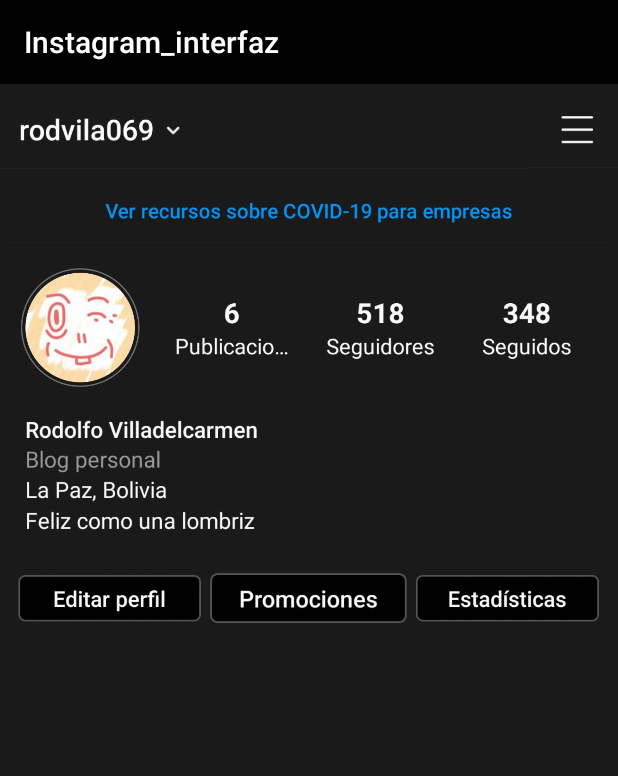
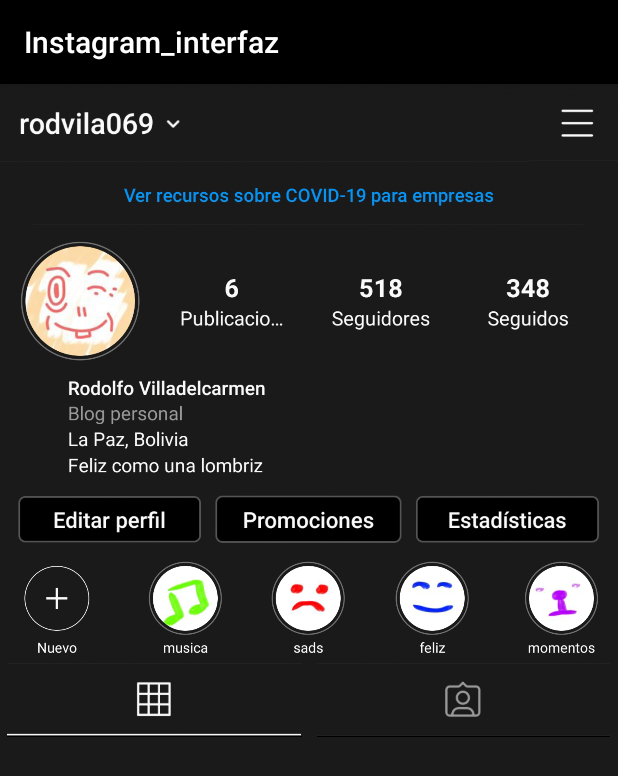
Before and after one commit to Manu200162/Instagram_interfaz, an Android app: the screen it shows after launch (MainActivity), on a phone screen of 412 x 824 dp. Shown: the top 776 px of the screen. Run offline under Robolectric (Android 15) with nearby library versions, the phone set to English and light mode, and no system bars.

Commit message:
stories & photobar

```diff
--- a/app/src/main/res/layout/activity_main.xml
+++ b/app/src/main/res/layout/activity_main.xml
@@ -9,7 +9,7 @@
     <LinearLayout
     android:id="@+id/toolBar"
     android:layout_width="wrap_content"
-    android:layout_height="64dp"
+    android:layout_height="55dp"
     android:orientation="horizontal">
 
     <ImageView
@@ -29,12 +29,12 @@
         android:id="@+id/announcement"
         android:layout_below="@id/toolBar"
         android:layout_width="match_parent"
-        android:layout_height="44dp"
+        android:layout_height="40dp"
         app:srcCompat="@drawable/Announcement" />
     <LinearLayout
         android:id="@+id/profile"
         android:layout_width="wrap_content"
-        android:layout_height="110dp"
+        android:layout_height="100dp"
         android:layout_below="@id/announcement"
         android:orientation="horizontal">
 
@@ -73,12 +73,13 @@
 
         <ImageView
             android:layout_width="match_parent"
-            android:layout_height="90dp"
+            android:layout_height="70dp"
             app:srcCompat="@drawable/Description" />
     </FrameLayout>
     <LinearLayout
+        android:id="@+id/editbar"
         android:layout_width="wrap_content"
-        android:layout_height="70dp"
+        android:layout_height="50dp"
         android:layout_below="@+id/descripcion"
         android:orientation="horizontal">
 
@@ -102,6 +103,61 @@
             android:layout_weight="33.33"
             app:srcCompat="@drawable/EditBar3" />
     </LinearLayout>
+    <LinearLayout
+        android:id="@+id/stories"
+        android:layout_width="wrap_content"
+        android:layout_height="70dp"
+        android:layout_below="@+id/editbar"
+        android:orientation="horizontal">
+
+        <ImageView
+            android:layout_width="0dp"
+            android:layout_height="match_parent"
+            android:layout_weight="20"
+            app:srcCompat="@drawable/Stories1" />
+        <ImageView
+            android:layout_width="0dp"
+            android:layout_height="match_parent"
+            android:layout_weight="20"
+            app:srcCompat="@drawable/Stories2" />
+
+        <ImageView
+            android:layout_width="0dp"
+            android:layout_height="match_parent"
+            android:layout_weight="20"
+            app:srcCompat="@drawable/Stories3" />
+        <ImageView
+            android:layout_width="0dp"
+            android:layout_height="match_parent"
+            android:layout_weight="20"
+            app:srcCompat="@drawable/Stories4" />
+        <ImageView
+            android:layout_width="0dp"
+            android:layout_height="match_parent"
+            android:layout_weight="20"
+            app:srcCompat="@drawable/Stories5" />
+    </LinearLayout>
+    <LinearLayout
+        android:id="@+id/photobar"
+        android:layout_width="wrap_content"
+        android:layout_height="50dp"
+        android:layout_below="@+id/stories"
+        android:orientation="horizontal">
+
+        <ImageView
+            android:id="@+id/editbar1"
+            android:layout_width="0dp"
+            android:layout_height="match_parent"
+            android:layout_weight="50"
+            app:srcCompat="@drawable/PhotoBar1" />
+        <ImageView
+            android:id="@+id/editbar1"
+            android:layout_width="0dp"
+            android:layout_height="match_parent"
+            android:layout_weight="50"
+            app:srcCompat="@drawable/PhotoBar2" />
+
+    </LinearLayout>
 
 
 
```
